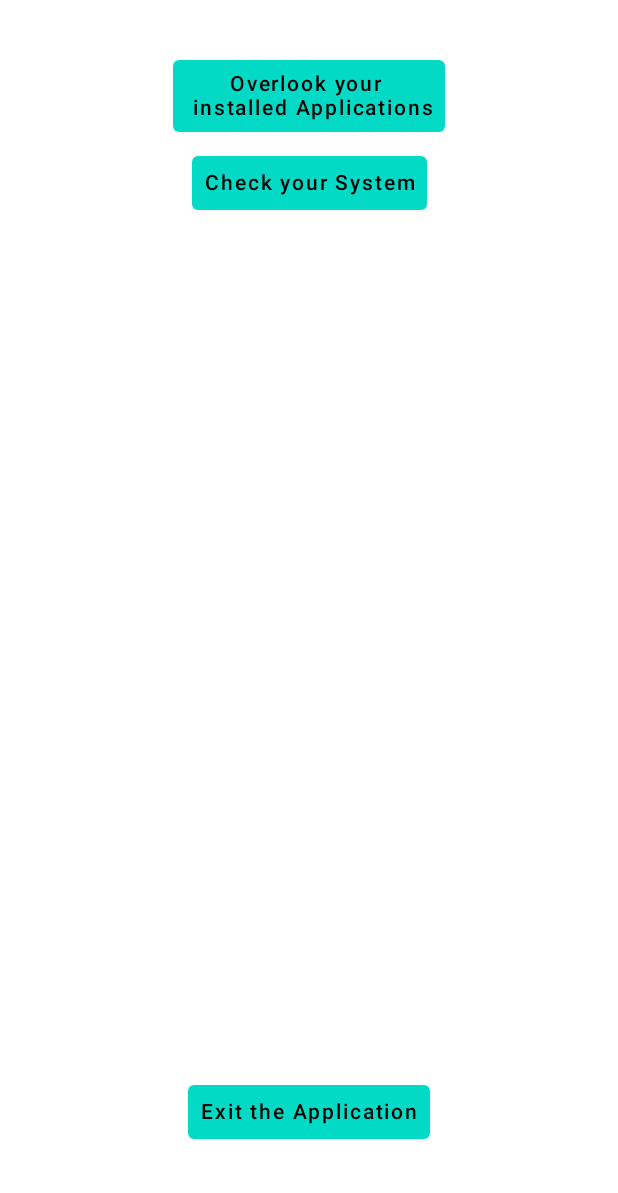
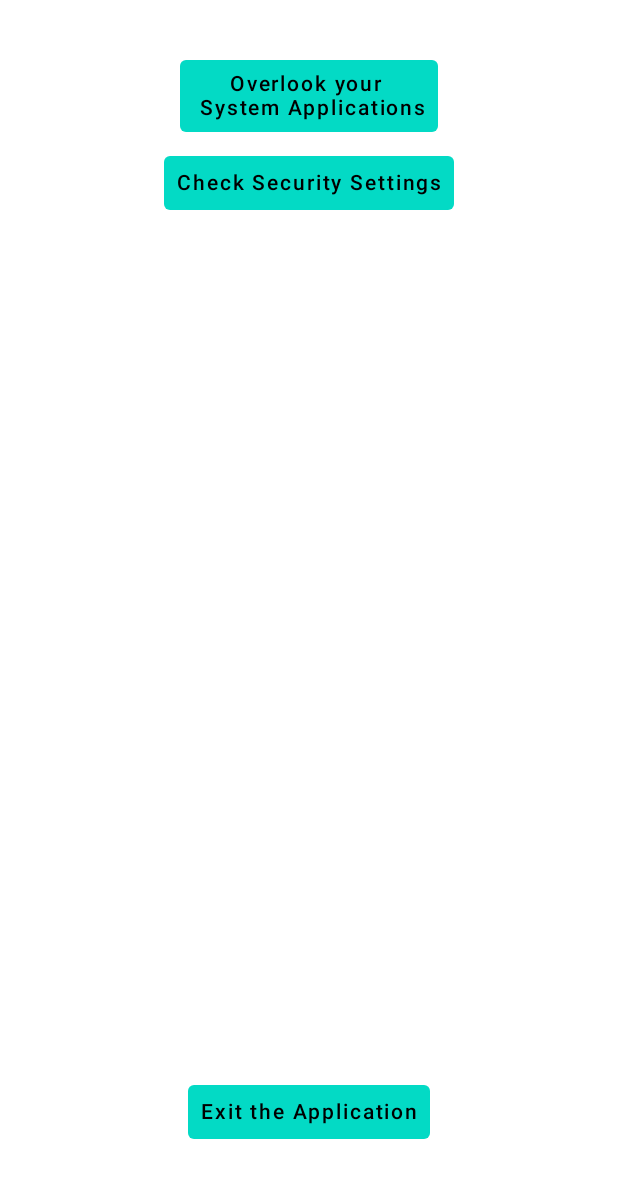
Before and after one commit to c1910475125/VulnScan2.0, an Android app built with Jetpack Compose: the screen it shows after launch (MainActivity), after a tap on "Continue", on a phone screen of 412 x 824 dp, the part 43-1236 px from its top. Run offline under Robolectric (Android 15) with nearby library versions, the phone set to English and light mode, and no system bars; 1 other tap on this screen came first.

Commit message:
Finetuning, working snapshot before applist changes

```diff
--- a/app/src/main/java/com/example/vulnscan20/AppDisplay.kt
+++ b/app/src/main/java/com/example/vulnscan20/AppDisplay.kt
@@ -32,7 +32,7 @@ fun AppList(
 }
 
 @Composable
-fun AppCard(app: PackageInfo, context: Context, navigateToProfile: (com.example.vulnscan20.Application) -> Unit) {
+fun AppCard(app: PackageInfo, context: Context, navigateToProfile: (Application) -> Unit) {
     val pm = context.packageManager
 
     val testapp = Application(
--- a/app/src/main/java/com/example/vulnscan20/HomeScreen.kt
+++ b/app/src/main/java/com/example/vulnscan20/HomeScreen.kt
@@ -45,7 +45,7 @@ fun HomeScreen(navController: NavController, activity: MainActivity, context: Co
         )
         {
             Text(
-                "Overlook your \n installed Applications",
+                "Overlook your \n System Applications",
                 color = Color.Black,
                 textAlign = TextAlign.Center
             )
@@ -57,7 +57,7 @@ fun HomeScreen(navController: NavController, activity: MainActivity, context: Co
         )
         {
             Text(
-                "Check your System",
+                "Check Security Settings",
                 color = Color.Black,
                 textAlign = TextAlign.Center
             )
--- a/app/src/main/java/com/example/vulnscan20/MainActivity.kt
+++ b/app/src/main/java/com/example/vulnscan20/MainActivity.kt
@@ -8,6 +8,7 @@ import android.os.Build
 import android.os.Bundle
 import android.widget.Toast
 import androidx.activity.compose.setContent
+import androidx.annotation.RequiresApi
 import androidx.biometric.BiometricManager
 import androidx.biometric.BiometricPrompt
 import androidx.compose.foundation.layout.fillMaxSize
@@ -29,6 +30,7 @@ class MainActivity : FragmentActivity() {
     private lateinit var promptInfo: BiometricPrompt.PromptInfo
 
 
+    @RequiresApi(Build.VERSION_CODES.M)
     override fun onCreate(savedInstanceState: Bundle?) {
         val mgr = getSystemService(Context.KEYGUARD_SERVICE) as KeyguardManager
         val context = applicationContext
--- a/app/src/main/java/com/example/vulnscan20/Welcome.kt
+++ b/app/src/main/java/com/example/vulnscan20/Welcome.kt
@@ -51,7 +51,7 @@ fun Welcome(navController: NavController) {
                             horizontalAlignment = Alignment.CenterHorizontally
                         ) {
                             Text(
-                                text = "Welcome to \n VulnScan",
+                                text = "Welcome to \n AndroScan",
                                 textAlign = TextAlign.Center,
                                 color = Color.Black
                             )
```
Also changed, not shown: app/src/main/java/com/example/vulnscan20/OSinfo.kt (+8 -7 lines).
